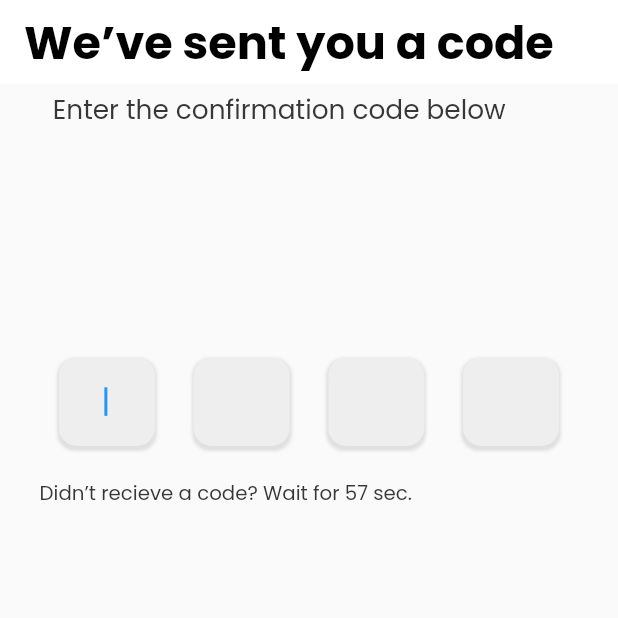
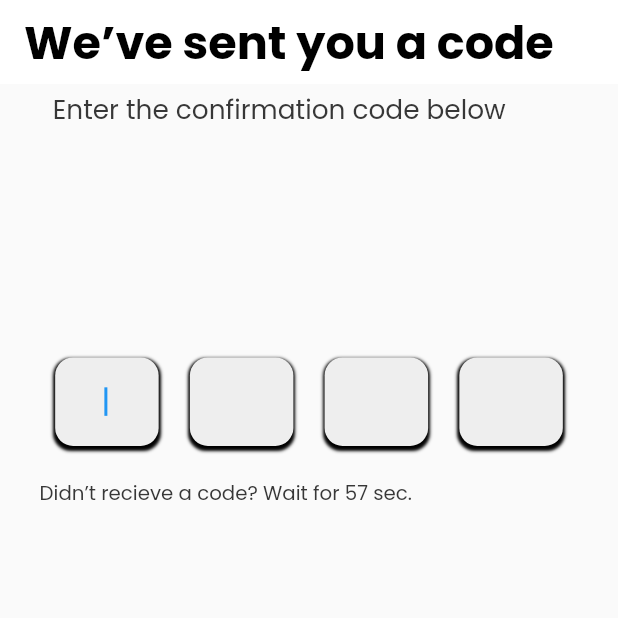
Before and after one commit to Fredricknjeri/UXXR-Auth, a Flutter app: the ConfirmCode screen opened directly, on a phone screen of 412 x 824 dp, the top half of it. Run offline on Flutter 3.47's test engine with Material 2 defaults, Android fonts, the light colour scheme and no system bars; our stand-ins replace country_code_picker, flutter_screenutil, google_fonts.

Commit message:
confirmation page

```diff
--- a/lib/UI/auth/confirmation.dart
+++ b/lib/UI/auth/confirmation.dart
@@ -44,12 +44,12 @@ class _ConfirmCodeState extends State<ConfirmCode> {
     return Container(
       decoration: BoxDecoration(boxShadow: [
         BoxShadow(
-            color: Colors.grey.shade300,
+            // color: Colors.grey.shade300,
             blurRadius: 1,
             offset: const Offset(0, 2),
             spreadRadius: 1)
       ], color: Colors.grey.shade200, borderRadius: BorderRadius.circular(12)),
-      width: 64,
+      width: 69,
       child: TextFormField(
           autofocus: autofocus,
           focusNode: focus,
```
